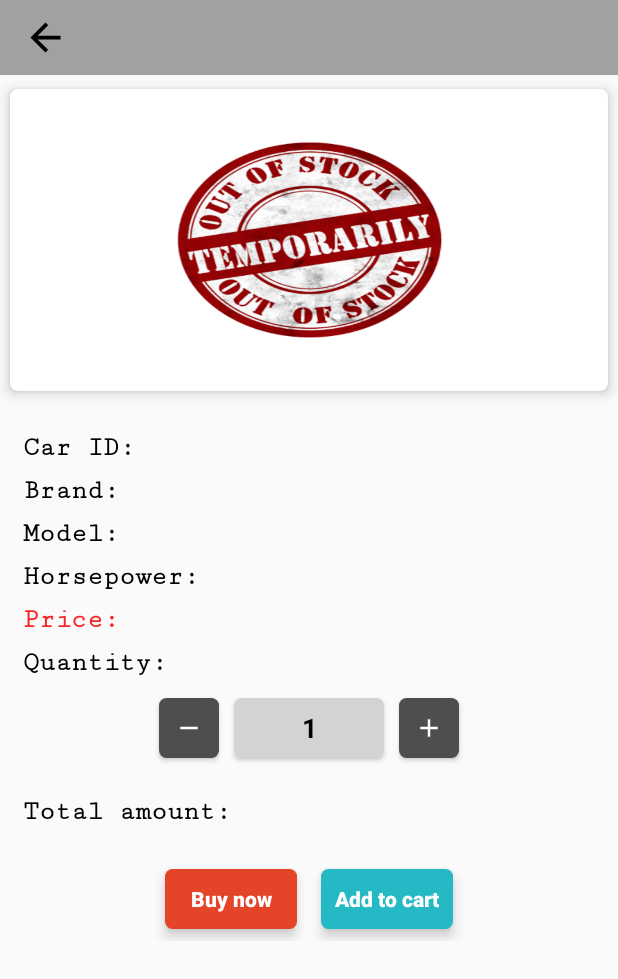
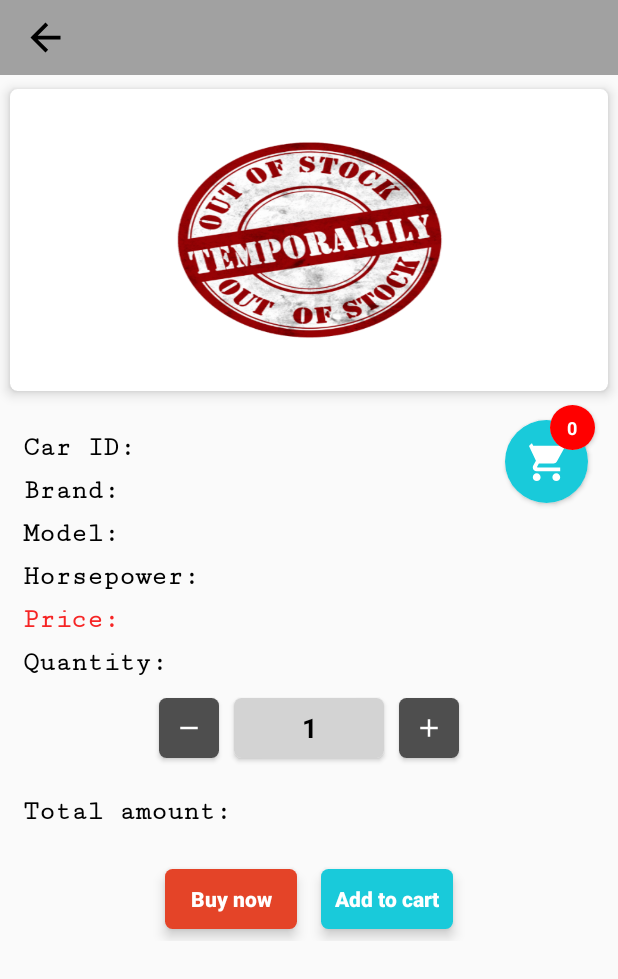
Before and after one commit to RedwanSharafatKabir/Wheeler, an Android app: the layout activity_particular_car_details.xml on its own in the app's theme, with its tools: preview values and no code run, on a phone screen of 412 x 824 dp. Shown: the top 979 px of the screen. Run offline under Robolectric (Android 15) with nearby library versions, the phone set to English and light mode, and no system bars.

Commit message:
Car e-commerce app

```diff
--- /dev/null
+++ b/app/src/main/res/drawable/ic_shopping_cart.xml
@@ -0,0 +1,5 @@
+<vector android:height="24dp" android:tint="#FFFFFF"
+    android:viewportHeight="24" android:viewportWidth="24"
+    android:width="24dp" xmlns:android="http://schemas.android.com/apk/res/android">
+    <path android:fillColor="@android:color/white" android:pathData="M7,18c-1.1,0 -1.99,0.9 -1.99,2S5.9,22 7,22s2,-0.9 2,-2 -0.9,-2 -2,-2zM1,2v2h2l3.6,7.59 -1.35,2.45c-0.16,0.28 -0.25,0.61 -0.25,0.96 0,1.1 0.9,2 2,2h12v-2L7.42,15c-0.14,0 -0.25,-0.11 -0.25,-0.25l0.03,-0.12 0.9,-1.63h7.45c0.75,0 1.41,-0.41 1.75,-1.03l3.58,-6.49c0.08,-0.14 0.12,-0.31 0.12,-0.48 0,-0.55 -0.45,-1 -1,-1L5.21,4l-0.94,-2L1,2zM17,18c-1.1,0 -1.99,0.9 -1.99,2s0.89,2 1.99,2 2,-0.9 2,-2 -0.9,-2 -2,-2z"/>
+</vector>
--- a/app/src/main/res/layout/activity_particular_car_details.xml
+++ b/app/src/main/res/layout/activity_particular_car_details.xml
@@ -1,5 +1,6 @@
 <?xml version="1.0" encoding="utf-8"?>
-<LinearLayout xmlns:android="http://schemas.android.com/apk/res/android"
+<FrameLayout
+    xmlns:android="http://schemas.android.com/apk/res/android"
     xmlns:app="http://schemas.android.com/apk/res-auto"
     xmlns:tools="http://schemas.android.com/tools"
     android:layout_width="match_parent"
@@ -22,22 +23,13 @@
 
     </LinearLayout>
 
-    <ScrollView
-        android:layout_width="match_parent"
-        android:layout_height="match_parent">
-
-        <LinearLayout
-            android:layout_width="match_parent"
-            android:layout_height="match_parent"
-            android:orientation="vertical"
-            android:gravity="center">
-
     <androidx.cardview.widget.CardView
         android:layout_width="match_parent"
         android:layout_height="220dp"
         app:cardUseCompatPadding="true"
         app:cardElevation="5dp"
-                app:cardCornerRadius="5dp">
+        app:cardCornerRadius="5dp"
+        android:layout_marginTop="50dp">
 
         <ImageView
             android:id="@+id/imageUrlParticularID"
@@ -47,6 +39,11 @@
             android:src="@drawable/out_of_stock_temporary"/>
 
     </androidx.cardview.widget.CardView>
+
+    <ScrollView
+        android:layout_width="match_parent"
+        android:layout_height="match_parent"
+        android:layout_marginTop="270dp">
 
         <LinearLayout
             android:layout_width="match_parent"
@@ -268,8 +265,48 @@
 
         </LinearLayout>
 
-        </LinearLayout>
-
     </ScrollView>
 
-</LinearLayout>
+    <androidx.cardview.widget.CardView
+        android:layout_width="55dp"
+        android:layout_height="55dp"
+        app:cardCornerRadius="50dp"
+        android:layout_marginTop="280dp"
+        android:layout_gravity="end"
+        android:layout_marginRight="20dp"
+        android:background="@color/colorPrimaryDark">
+
+        <de.hdodenhof.circleimageview.CircleImageView
+            android:id="@+id/cartFloatingBtnId"
+            android:layout_width="match_parent"
+            android:layout_height="match_parent"
+            android:src="@drawable/ic_shopping_cart"
+            android:background="@color/colorPrimary"
+            android:padding="12dp" />
+
+    </androidx.cardview.widget.CardView>
+
+    <androidx.cardview.widget.CardView
+        android:layout_width="30dp"
+        android:layout_height="30dp"
+        app:cardCornerRadius="50dp"
+        android:layout_marginTop="270dp"
+        android:layout_gravity="end"
+        android:layout_marginRight="15dp">
+
+        <TextView
+            android:id="@+id/countCartItemsId"
+            android:layout_width="match_parent"
+            android:layout_height="match_parent"
+            android:background="@color/Red"
+            android:text="0"
+            android:textSize="12sp"
+            android:padding="3dp"
+            android:textColor="#fff"
+            android:textStyle="bold"
+            android:gravity="center"
+            android:layout_gravity="center"/>
+
+    </androidx.cardview.widget.CardView>
+
+</FrameLayout>
--- a/app/src/main/res/values/colors.xml
+++ b/app/src/main/res/values/colors.xml
@@ -1,9 +1,9 @@
 <?xml version="1.0" encoding="utf-8"?>
 <resources>
 
-    <color name="colorPrimary">#25B8C5</color>
+    <color name="colorPrimary">#19CADA</color>
     <color name="colorPrimaryDark">#A1A1A1</color>
-    <color name="colorAccent">#57BEDD</color>
+    <color name="colorAccent">#19CADA</color>
 
     <color name="Red">#FF0000</color>
 
```
Also changed, not shown: app/src/main/AndroidManifest.xml (+6 -4 lines), app/src/main/java/com/example/wheeler/AppActions/MainActivity.java (+6 -3 lines), app/src/main/java/com/example/wheeler/ViewOrderAddCart/CartListActivity.java (added, +83 -0 lines), app/src/main/java/com/example/wheeler/ViewOrderAddCart/ParticularCarDetails.java (+24 -3 lines), app/src/main/res/layout/activity_cart_list.xml (added, +52 -0 lines). Lines whose indentation alone changed are shown as unchanged.
